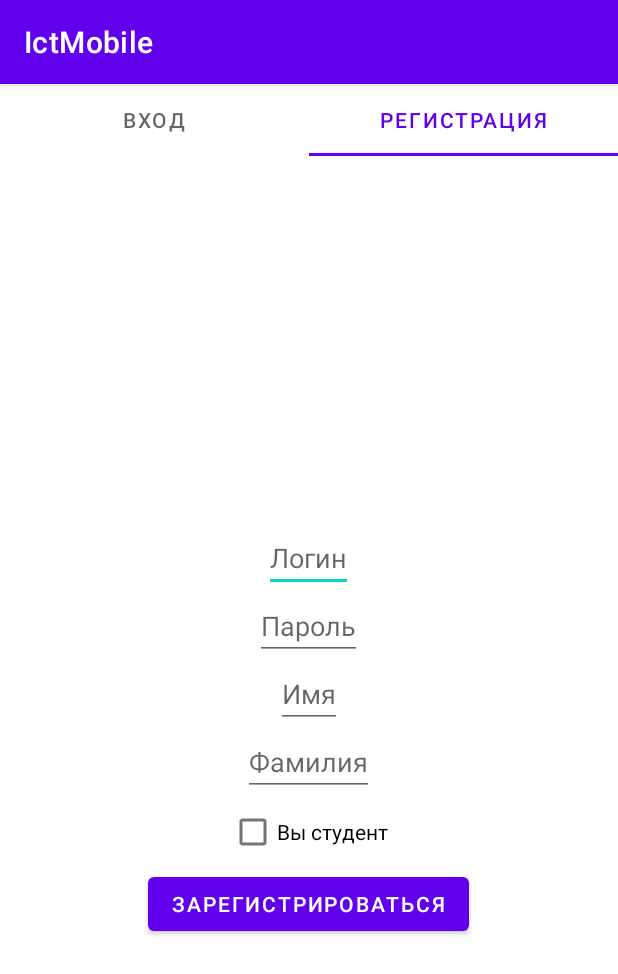
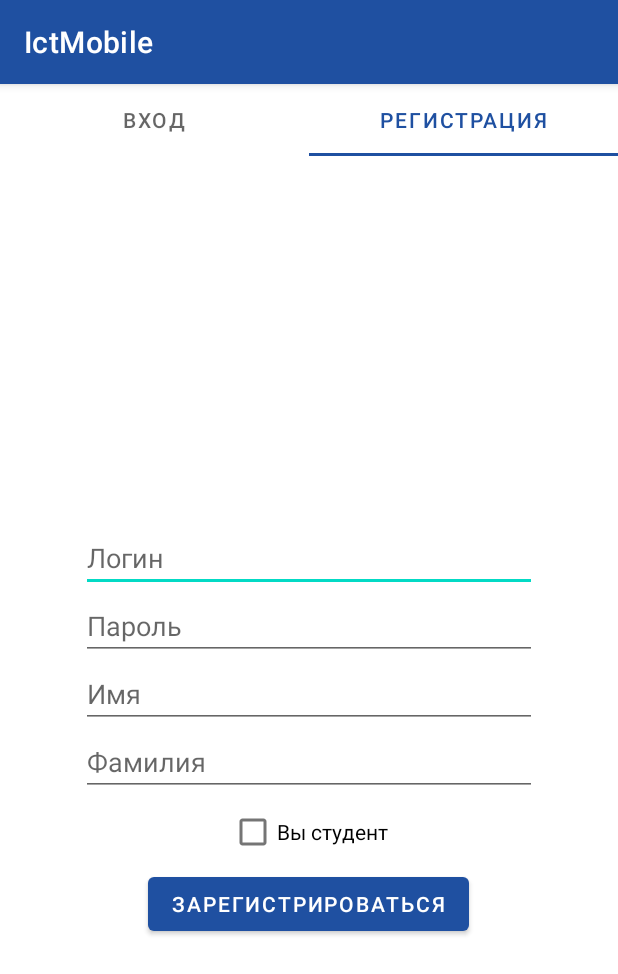
Before and after one commit to AIResClub/icton-site-mobile-app, an Android app: the screen it shows after launch (SignActivity), tab 2 chosen, on a phone screen of 412 x 824 dp. Shown: the top 974 px of the screen. Run offline under Robolectric (Android 15) with nearby library versions, the phone set to English and light mode, and no system bars; our stand-ins replace Firebase (no records; nobody signed in at launch, a user with empty details on screens opened directly).

Commit message:
login and register, added progress bar to xml file changed colors

```diff
--- a/app/src/main/res/layout/register_fragment.xml
+++ b/app/src/main/res/layout/register_fragment.xml
@@ -5,32 +5,53 @@
     android:gravity="center"
     android:orientation="vertical">
 
+    <ProgressBar
+        android:id="@+id/LoadingProgress"
+        android:layout_width="wrap_content"
+        android:layout_height="wrap_content"
+        android:visibility="gone">
+    </ProgressBar>
+
     <EditText
         android:id="@+id/usernameEditText"
-        android:layout_width="wrap_content"
+        android:layout_width="match_parent"
         android:layout_height="wrap_content"
-        android:hint="@string/username" />
+        android:layout_marginLeft="54dp"
+        android:layout_marginRight="54dp"
+        android:hint="@string/username"
+        android:maxLength="30"
+        android:maxLines="1" />
 
     <EditText
         android:id="@+id/passwordEditText"
-        android:layout_width="wrap_content"
+        android:layout_width="match_parent"
         android:layout_height="wrap_content"
+        android:layout_marginLeft="54dp"
+        android:layout_marginRight="54dp"
         android:hint="@string/password"
-        android:inputType="textPassword" />
+        android:inputType="textPassword"
+        android:maxLength="30"
+        android:maxLines="1" />
 
     <EditText
         android:id="@+id/firstNameEditText"
-        android:layout_width="wrap_content"
+        android:layout_width="match_parent"
         android:layout_height="wrap_content"
+        android:layout_marginLeft="54dp"
+        android:layout_marginRight="54dp"
         android:hint="@string/first_name"
-        android:inputType="textPassword" />
+        android:maxLength="30"
+        android:maxLines="1" />
 
     <EditText
         android:id="@+id/secondNameEditText"
-        android:layout_width="wrap_content"
+        android:layout_width="match_parent"
         android:layout_height="wrap_content"
+        android:layout_marginLeft="54dp"
+        android:layout_marginRight="54dp"
         android:hint="@string/second_name"
-        android:inputType="textPassword" />
+        android:maxLength="30"
+        android:maxLines="1" />
 
     <CheckBox
         android:id="@+id/isStudentCheckBox"
--- a/app/src/main/res/values-night/themes.xml
+++ b/app/src/main/res/values-night/themes.xml
@@ -2,8 +2,8 @@
     <!-- Base application theme. -->
     <style name="Theme.IctMobile" parent="Theme.MaterialComponents.DayNight.DarkActionBar">
         <!-- Primary brand color. -->
-        <item name="colorPrimary">@color/purple_200</item>
-        <item name="colorPrimaryVariant">@color/purple_700</item>
+        <item name="colorPrimary">@color/main_blue</item>
+        <item name="colorPrimaryVariant">@color/darker_blue</item>
         <item name="colorOnPrimary">@color/black</item>
         <!-- Secondary brand color. -->
         <item name="colorSecondary">@color/teal_200</item>
--- a/app/src/main/res/values/colors.xml
+++ b/app/src/main/res/values/colors.xml
@@ -7,4 +7,6 @@
     <color name="teal_700">#FF018786</color>
     <color name="black">#FF000000</color>
     <color name="white">#FFFFFFFF</color>
+    <color name="main_blue">#1F50A1</color>
+    <color name="darker_blue">#112B58</color>
 </resources>
--- a/app/src/main/res/values/themes.xml
+++ b/app/src/main/res/values/themes.xml
@@ -2,8 +2,8 @@
     <!-- Base application theme. -->
     <style name="Theme.IctMobile" parent="Theme.MaterialComponents.DayNight.DarkActionBar">
         <!-- Primary brand color. -->
-        <item name="colorPrimary">@color/purple_500</item>
-        <item name="colorPrimaryVariant">@color/purple_700</item>
+        <item name="colorPrimary">@color/main_blue</item>
+        <item name="colorPrimaryVariant">@color/darker_blue</item>
         <item name="colorOnPrimary">@color/white</item>
         <!-- Secondary brand color. -->
         <item name="colorSecondary">@color/teal_200</item>
```
Also changed, not shown: app/src/main/res/layout/login_fragment.xml (+19 -4 lines).
